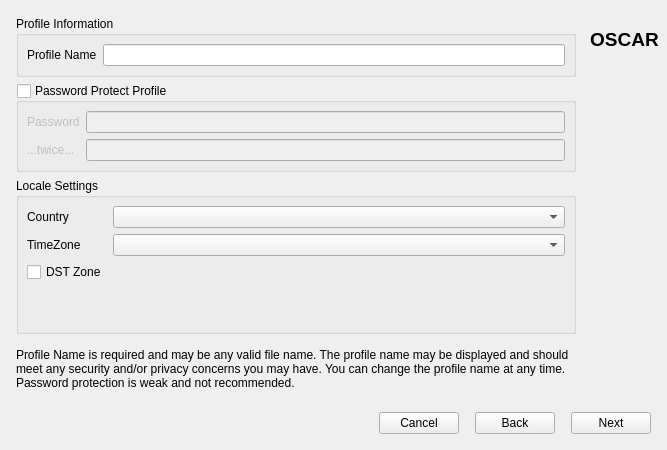
Above: oscar/newprofile.ui from tomasohara/OSCAR-SQL before the change. Below: the same form after it.
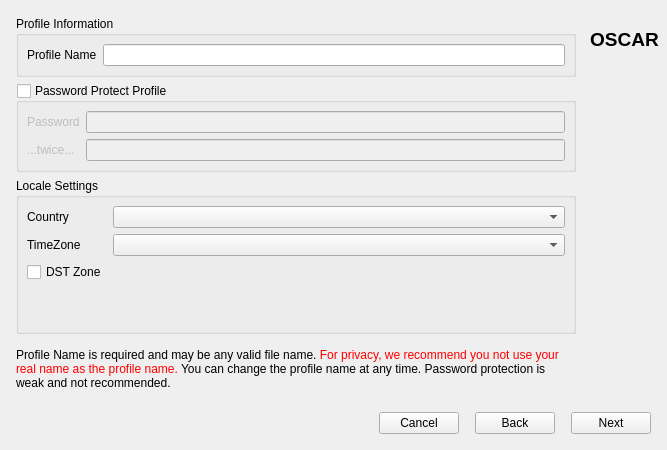
That is the form after the change. The open tabs and pages were chosen to show the change. Icons and pictures are not drawn.

Commit message:
New profile dialog: update privacy wording, highlight in red
Replace generic privacy sentence with a specific recommendation not to
use your real name, rendered in red for emphasis.

Patch:
```diff
--- a/oscar/newprofile.ui
+++ b/oscar/newprofile.ui
@@ -317,7 +317,7 @@
            <item>
             <widget class="QLabel" name="userPageInstructions">
              <property name="text">
-              <string>Profile Name is required and may be any valid file name. The profile name may be displayed and should meet any security and/or privacy concerns you may have. You can change the profile name at any time. Password protection is weak and not recommended.</string>
+              <string>Profile Name is required and may be any valid file name. &lt;font color=&quot;red&quot;&gt;For privacy, we recommend you not use your real name as the profile name.&lt;/font&gt; You can change the profile name at any time. Password protection is weak and not recommended.</string>
              </property>
              <property name="textFormat">
               <enum>Qt::RichText</enum>
```
